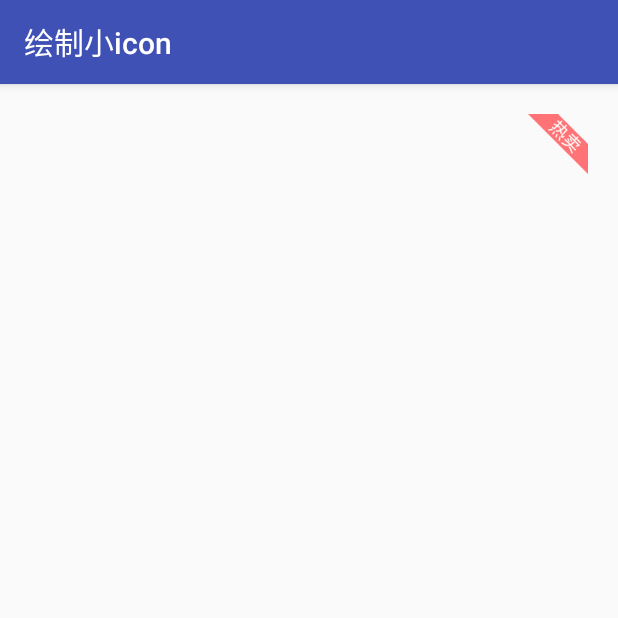
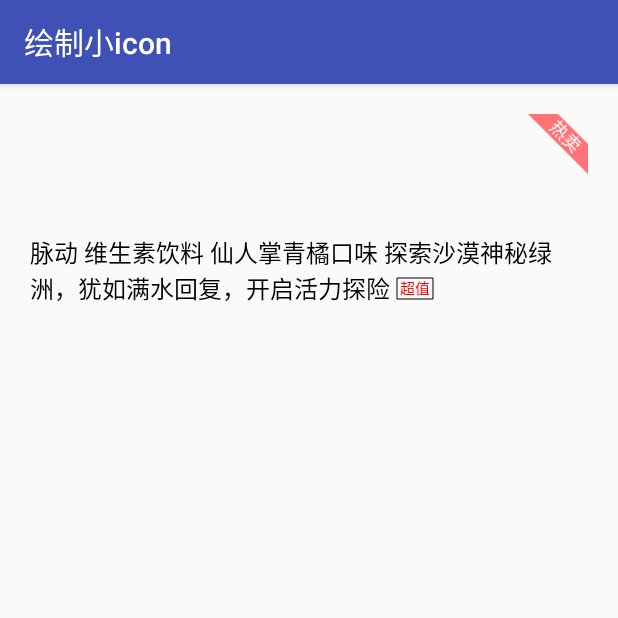
Before and after one commit to shixin58/WaterlooBridge, an Android app: the DrawSmallIconActivity screen opened directly, with no data from a screen before it, on a phone screen of 412 x 824 dp, the top half of it. Run offline under Robolectric (Android 15) with nearby library versions, the phone set to English and light mode, and no system bars.

Commit message:
文本追加tag

```diff
--- a/app/src/main/java/com/victor/utils/ResUtils.java
+++ b/app/src/main/java/com/victor/utils/ResUtils.java
@@ -1,6 +1,7 @@
 package com.victor.utils;
 
 import android.util.DisplayMetrics;
+import android.util.TypedValue;
 
 /**
  * <p>Created by shixin on 2018/4/1.
@@ -11,7 +12,21 @@ public class ResUtils {
         return VictorApplication.getInstance().getString(id);
     }
 
+    public static int getColor(int id) {
+        return VictorApplication.getInstance().getResources().getColor(id);
+    }
+
     public static DisplayMetrics getDisplayMetrics() {
         return VictorApplication.getInstance().getResources().getDisplayMetrics();
     }
+
+    public static int dp2px(float dpValue) {
+        float rs = TypedValue.applyDimension(TypedValue.COMPLEX_UNIT_DIP, dpValue, getDisplayMetrics());
+        return (int) rs;
+    }
+
+    public static int sp2px(float spValue) {
+        final float fontScale = getDisplayMetrics().scaledDensity;
+        return (int) (spValue * fontScale + 0.5f);
+    }
 }
--- a/app/src/main/java/com/victor/utils/activities/DrawSmallIconActivity.java
+++ b/app/src/main/java/com/victor/utils/activities/DrawSmallIconActivity.java
@@ -3,9 +3,12 @@ package com.victor.utils.activities;
 import android.os.Bundle;
 import android.support.annotation.Nullable;
 import android.support.v7.app.AppCompatActivity;
+import android.text.SpannableStringBuilder;
 import android.view.View;
+import android.widget.TextView;
 
 import com.victor.utils.R;
+import com.victor.utils.ResUtils;
 import com.victor.utils.specific.DrawUtils;
 
 /**
@@ -24,5 +27,11 @@ public class DrawSmallIconActivity extends AppCompatActivity {
     private void initView() {
         View viewFlag = findViewById(R.id.view_flag);
         DrawUtils.drawTag(this, viewFlag, "热卖");
+
+        TextView tvTag = findViewById(R.id.tv_tag);
+        SpannableStringBuilder spannableStringBuilder = new SpannableStringBuilder();
+        spannableStringBuilder.append(ResUtils.getString(R.string.drink));
+        DrawUtils.assembleText(spannableStringBuilder, "超值", R.color.black, R.color.red);
+        tvTag.setText(spannableStringBuilder);
     }
 }
--- a/app/src/main/java/com/victor/utils/specific/DrawUtils.java
+++ b/app/src/main/java/com/victor/utils/specific/DrawUtils.java
@@ -8,8 +8,15 @@ import android.graphics.Paint;
 import android.graphics.Path;
 import android.graphics.Rect;
 import android.graphics.drawable.BitmapDrawable;
+import android.text.SpannableStringBuilder;
+import android.text.Spanned;
 import android.text.TextUtils;
+import android.text.style.DynamicDrawableSpan;
+import android.text.style.ImageSpan;
 import android.view.View;
+
+import com.victor.utils.ResUtils;
+import com.victor.utils.VictorApplication;
 
 /**
  * <p>Created by shixin on 2018/3/23.
@@ -47,4 +54,57 @@ public class DrawUtils {
 
         view.setBackgroundDrawable(new BitmapDrawable(context.getResources(), bitmap));
     }
+
+    /**
+     * 车型名称后追加带框文字
+     * @param origin 车型名称
+     * @param iconInfo 追加文字
+     * @param bgColorId 追加文字边框颜色resId
+     * @param txtColorId 追加文字颜色resId
+     */
+    public static void assembleText(SpannableStringBuilder origin, String iconInfo, int bgColorId, int txtColorId){
+        if(origin==null){
+            origin = new SpannableStringBuilder();//长度为0，icon可正常显示，避免空指针
+        }
+        if(TextUtils.isEmpty(iconInfo)){
+            return;
+        }
+        // 背景框
+        Paint bgPaint = new Paint();
+        bgPaint.setColor(ResUtils.getColor(bgColorId));
+        bgPaint.setStyle(Paint.Style.STROKE);
+        bgPaint.setStrokeWidth(0);
+        bgPaint.setDither(true);
+//        bgPaint.setAntiAlias(true);
+        // 文字
+        Paint paint = new Paint();
+        paint.setColor(ResUtils.getColor(txtColorId));
+        paint.setTextSize(ResUtils.sp2px(10f));
+        paint.setAntiAlias(true);
+        Rect rect = new Rect();
+        paint.getTextBounds(iconInfo, 0, iconInfo.length(), rect);
+
+        int padding = ResUtils.dp2px(2f);
+        int margin = ResUtils.dp2px(1f);
+        int topDistance = ResUtils.dp2px(3f);
+        int radius = ResUtils.dp2px(1f);
+        int offset = ResUtils.dp2px(1f);
+        Bitmap bitmap = Bitmap.createBitmap(rect.width()+(margin+padding)*2,
+                rect.height()+(margin+padding)*2+topDistance, Bitmap.Config.ARGB_8888);
+        Canvas canvas = new Canvas(bitmap);
+        canvas.drawRect(new Rect(margin, topDistance+margin,
+                bitmap.getWidth()-margin, bitmap.getHeight()-margin), bgPaint);
+        /*canvas.drawRoundRect(new RectF(margin, topDistance+margin,
+                bitmap.getWidth()-margin, bitmap.getHeight()-margin), radius, radius, bgPaint);*/
+        canvas.drawText(iconInfo, margin+padding, topDistance+margin+padding-paint.ascent()-offset, paint);
+
+        String placeHolder = " face";
+        try {
+            origin.append(placeHolder);
+            origin.setSpan(new ImageSpan(VictorApplication.getInstance(), bitmap, DynamicDrawableSpan.ALIGN_BASELINE),
+                    origin.length()-placeHolder.length()+1, origin.length(), Spanned.SPAN_EXCLUSIVE_EXCLUSIVE);
+        }catch (Throwable e){
+            e.printStackTrace();
+        }
+    }
 }
--- a/app/src/main/res/layout/activity_draw_small_icon.xml
+++ b/app/src/main/res/layout/activity_draw_small_icon.xml
@@ -5,6 +5,7 @@
     xmlns:app="http://schemas.android.com/apk/res-auto">
 
     <android.support.constraint.ConstraintLayout
+        android:id="@+id/container_view"
         android:layout_width="0dp"
         android:layout_height="60dp"
         app:layout_constraintLeft_toLeftOf="parent"
@@ -21,4 +22,18 @@
             app:layout_constraintRight_toRightOf="parent"
             app:layout_constraintTop_toTopOf="parent" />
     </android.support.constraint.ConstraintLayout>
+
+    <TextView
+        android:id="@+id/tv_tag"
+        android:layout_width="0dp"
+        android:layout_height="50dp"
+        app:layout_constraintLeft_toLeftOf="parent"
+        app:layout_constraintRight_toRightOf="parent"
+        app:layout_constraintTop_toBottomOf="@id/container_view"
+        android:layout_marginLeft="20dp"
+        android:layout_marginRight="20dp"
+        android:layout_marginTop="20dp"
+        android:textColor="@android:color/black"
+        android:textSize="16sp"
+        android:text="@string/drink"/>
 </android.support.constraint.ConstraintLayout>
--- a/app/src/main/res/values/colors.xml
+++ b/app/src/main/res/values/colors.xml
@@ -3,4 +3,10 @@
     <color name="colorPrimary">#3F51B5</color>
     <color name="colorPrimaryDark">#303F9F</color>
     <color name="colorAccent">#FF4081</color>
+
+    <color name="red">#FF0000</color>
+    <color name="green">#00FF00</color>
+    <color name="blue">#0000FF</color>
+    <color name="white">#FFFFFF</color>
+    <color name="black">#000000</color>
 </resources>
--- a/app/src/main/res/values/strings.xml
+++ b/app/src/main/res/values/strings.xml
@@ -6,4 +6,5 @@
     <string name="custom_widget">自定义widget</string>
 
     <string name="dog">泰迪犬</string>
+    <string name="drink">脉动 维生素饮料 仙人掌青橘口味 探索沙漠神秘绿洲，犹如满水回复，开启活力探险</string>
 </resources>
```
